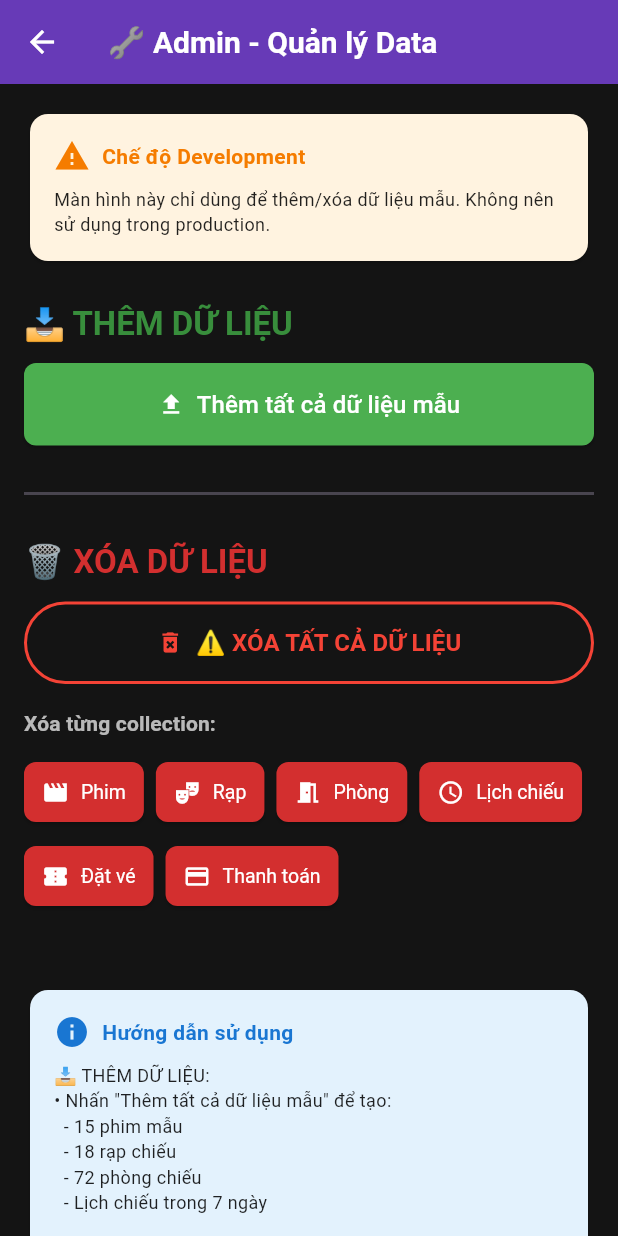
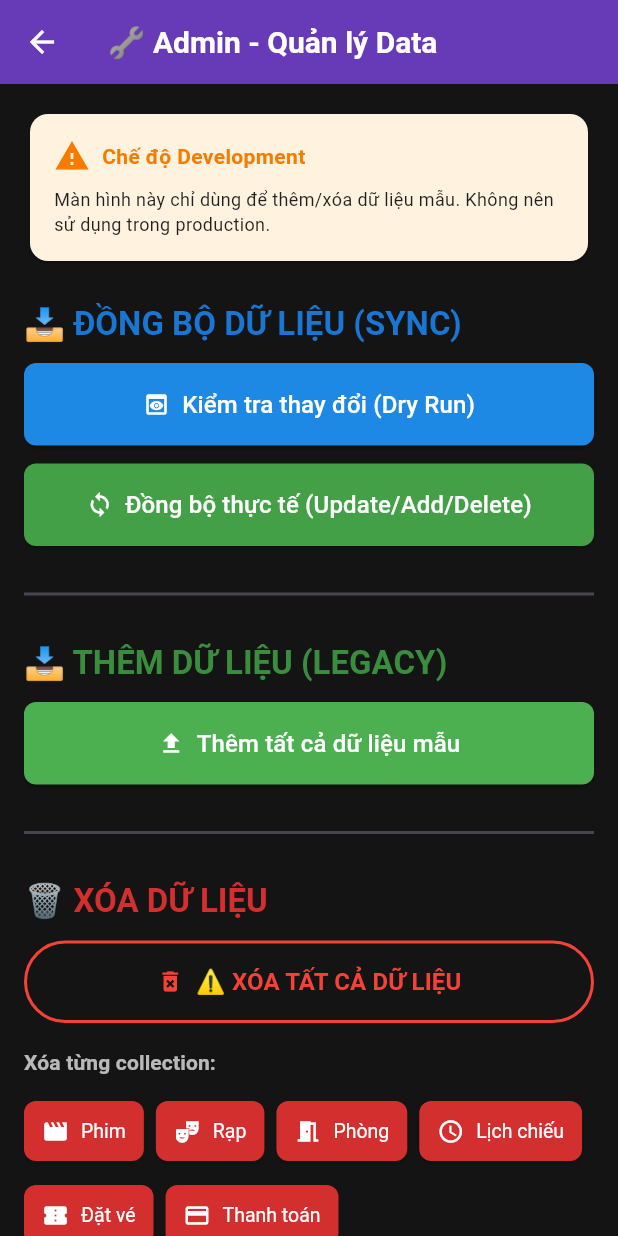
Before and after one commit to quocthaj/cinema_flutter_app, a Flutter app: the SeedDataScreen screen opened directly, on a phone screen of 412 x 824 dp. Run offline on Flutter 3.47's test engine with Material 3 defaults, Android fonts, the phone set to English and light mode, and no system bars; our stand-ins replace cloud_firestore, convex_bottom_bar, firebase_auth, firebase_core, flutter_easyloading, shimmer; missing offline and left inert: carousel_slider_plus; accounts and stored records are empty.

Commit message:
done data, hoàn thiện CRUD data từ flutter lên firebase

```diff
--- a/lib/screens/admin/seed_data_screen.dart
+++ b/lib/screens/admin/seed_data_screen.dart
@@ -14,6 +14,42 @@
   final _seedService = SeedDataService();
   bool _isLoading = false;
   String _statusMessage = '';
+
+  /// 🔄 SYNC tất cả dữ liệu (Update/Add/Delete)
+  Future<void> _syncAllData({bool dryRun = false}) async {
+    setState(() {
+      _isLoading = true;
+      _statusMessage = dryRun
+          ? 'Đang kiểm tra thay đổi (Dry Run)...'
+          : 'Đang đồng bộ dữ liệu...';
+    });
+
+    try {
+      final result = await _seedService.syncAllData(dryRun: dryRun);
+      setState(() {
+        _statusMessage = dryRun
+            ? '🔍 Dry Run hoàn thành!\n'
+              '  ➕ Sẽ thêm: ${result.added}\n'
+              '  🔄 Sẽ cập nhật: ${result.updated}\n'
+              '  🗑️  Sẽ xóa: ${result.deleted}\n'
+              '  ⏭️  Không đổi: ${result.unchanged}\n'
+              '\n💡 Nhấn "Sync Thực Tế" để áp dụng thay đổi.'
+            : '✅ Đồng bộ dữ liệu thành công!\n'
+              '  ➕ Đã thêm: ${result.added}\n'
+              '  🔄 Đã cập nhật: ${result.updated}\n'
+              '  🗑️  Đã xóa: ${result.deleted}\n'
+              '  ⏭️  Không đổi: ${result.unchanged}';
+      });
+    } catch (e) {
+      setState(() {
+        _statusMessage = '❌ Lỗi: $e';
+      });
+    } finally {
+      setState(() {
+        _isLoading = false;
+      });
+    }
+  }
 
   /// Thêm tất cả dữ liệu mẫu
   Future<void> _seedAllData() async {
@@ -192,7 +228,53 @@
 
             // 🟢 SECTION: THÊM DỮ LIỆU
             Text(
-              '📥 THÊM DỮ LIỆU',
+              '📥 ĐỒNG BỘ DỮ LIỆU (SYNC)',
+              style: Theme.of(context).textTheme.titleLarge?.copyWith(
+                fontWeight: FontWeight.bold,
+                color: Colors.blue.shade700,
+              ),
+            ),
+            const SizedBox(height: 12),
+
+            // Nút Dry Run (Kiểm tra)
+            ElevatedButton.icon(
+              onPressed: _isLoading ? null : () => _syncAllData(dryRun: true),
+              icon: const Icon(Icons.preview),
+              label: const Text(
+                'Kiểm tra thay đổi (Dry Run)',
+                style: TextStyle(fontSize: 16),
+              ),
+              style: ElevatedButton.styleFrom(
+                padding: const EdgeInsets.all(16),
+                backgroundColor: Colors.blue.shade600,
+                foregroundColor: Colors.white,
+              ),
+            ),
+
+            const SizedBox(height: 12),
+
+            // Nút Sync Thực Tế
+            ElevatedButton.icon(
+              onPressed: _isLoading ? null : () => _syncAllData(dryRun: false),
+              icon: const Icon(Icons.sync),
+              label: const Text(
+                'Đồng bộ thực tế (Update/Add/Delete)',
+                style: TextStyle(fontSize: 16),
+              ),
+              style: ElevatedButton.styleFrom(
+                padding: const EdgeInsets.all(16),
+                backgroundColor: Colors.green.shade600,
+                foregroundColor: Colors.white,
+              ),
+            ),
+
+            const SizedBox(height: 24),
+            const Divider(thickness: 2),
+            const SizedBox(height: 24),
+
+            // 🟡 SECTION: THÊM DỮ LIỆU (LEGACY)
+            Text(
+              '📥 THÊM DỮ LIỆU (LEGACY)',
               style: Theme.of(context).textTheme.titleLarge?.copyWith(
                 fontWeight: FontWeight.bold,
                 color: Colors.green.shade700,
@@ -326,7 +408,13 @@
                     ),
                     const SizedBox(height: 8),
                     const Text(
-                      '📥 THÊM DỮ LIỆU:\n'
+                      '� ĐỒNG BỘ DỮ LIỆU (Recommended):\n'
+                      '• "Kiểm tra thay đổi": Xem những gì sẽ thay đổi mà không thực thi\n'
+                      '• "Đồng bộ thực tế": Update/Add/Delete dữ liệu theo seed files\n'
+                      '  - Update: Cập nhật bản ghi đã có nếu có thay đổi\n'
+                      '  - Add: Thêm mới bản ghi còn thiếu\n'
+                      '  - Delete: Xóa bản ghi không còn trong seed\n\n'
+                      '�📥 THÊM DỮ LIỆU (Legacy):\n'
                       '• Nhấn "Thêm tất cả dữ liệu mẫu" để tạo:\n'
                       '  - 15 phim mẫu\n'
                       '  - 18 rạp chiếu\n'
--- /dev/null
+++ b/lib/services/seed/sync_result.dart
@@ -0,0 +1,56 @@
+// lib/services/seed/sync_result.dart
+
+/// Kết quả của quá trình sync dữ liệu
+class SyncResult {
+  final int added;
+  final int updated;
+  final int deleted;
+  final int unchanged;
+  final List<String> errors;
+  final List<String> addedIds;
+  final List<String> updatedIds;
+  final List<String> deletedIds;
+
+  SyncResult({
+    this.added = 0,
+    this.updated = 0,
+    this.deleted = 0,
+    this.unchanged = 0,
+    this.errors = const [],
+    this.addedIds = const [],
+    this.updatedIds = const [],
+    this.deletedIds = const [],
+  });
+
+  bool get hasChanges => added > 0 || updated > 0 || deleted > 0;
+  bool get hasErrors => errors.isNotEmpty;
+  int get total => added + updated + deleted + unchanged;
+
+  @override
+  String toString() {
+    final buffer = StringBuffer();
+    buffer.writeln('📊 Kết quả sync:');
+    buffer.writeln('  ✅ Thêm mới: $added');
+    buffer.writeln('  🔄 Cập nhật: $updated');
+    buffer.writeln('  🗑️  Xóa: $deleted');
+    buffer.writeln('  ⏭️  Không đổi: $unchanged');
+    if (hasErrors) {
+      buffer.writeln('  ❌ Lỗi: ${errors.length}');
+    }
+    return buffer.toString();
+  }
+
+  /// Merge nhiều kết quả sync lại với nhau
+  static SyncResult merge(List<SyncResult> results) {
+    return SyncResult(
+      added: results.fold(0, (sum, r) => sum + r.added),
+      updated: results.fold(0, (sum, r) => sum + r.updated),
+      deleted: results.fold(0, (sum, r) => sum + r.deleted),
+      unchanged: results.fold(0, (sum, r) => sum + r.unchanged),
+      errors: results.expand((r) => r.errors).toList(),
+      addedIds: results.expand((r) => r.addedIds).toList(),
+      updatedIds: results.expand((r) => r.updatedIds).toList(),
+      deletedIds: results.expand((r) => r.deletedIds).toList(),
+    );
+  }
+}
--- a/lib/services/seed_data_service.dart
+++ b/lib/services/seed_data_service.dart
@@ -5,6 +5,7 @@
 import 'seed/seed_theaters_service.dart';
 import 'seed/seed_screens_service.dart';
 import 'seed/seed_showtimes_service.dart';
+import 'seed/sync_result.dart';
 
 /// Service để thêm dữ liệu mẫu vào Firestore
 /// Sử dụng một lần để khởi tạo database
@@ -17,6 +18,73 @@
   final _theatersService = SeedTheatersService();
   final _screensService = SeedScreensService();
   final _showtimesService = SeedShowtimesService();
+
+  /// 🔄 SYNC TẤT CẢ DỮ LIỆU (Update/Add/Delete)
+  ///
+  /// Đây là hàm chính để đồng bộ dữ liệu seed với Firestore
+  /// - Cập nhật các bản ghi đã có nếu có thay đổi
+  /// - Thêm mới các bản ghi còn thiếu
+  /// - Xóa các bản ghi không còn trong seed data
+  ///
+  /// [dryRun] = true: Chỉ kiểm tra, không thực hiện thay đổi
+  Future<SyncResult> syncAllData({bool dryRun = false}) async {
+    try {
+      print('\n🔄 BẮT ĐẦU SYNC DỮ LIỆU...\n');
+      if (dryRun) {
+        print('⚠️  [DRY RUN MODE - Chỉ kiểm tra, không thực hiện thay đổi]\n');
+      }
+      print('⏳ Quá trình này có thể mất vài phút...\n');
+
+      final results = <SyncResult>[];
+
+      // 1. Sync movies
+      final movieResult = await _moviesService.syncMovies(dryRun: dryRun);
+      results.add(movieResult);
+      await Future.delayed(Duration(milliseconds: 500));
+
+      // 2. Sync theaters
+      final theaterResult = await _theatersService.syncTheaters(dryRun: dryRun);
+      results.add(theaterResult);
+      await Future.delayed(Duration(milliseconds: 500));
+
+      // 3. Sync screens (sử dụng theaterIds từ result)
+      // TODO: Implement syncScreens với externalId
+      print('⏭️  Screens chưa hỗ trợ sync - sử dụng seedScreens\n');
+
+      // 4. Sync showtimes
+      // TODO: Implement syncShowtimes
+      print('⏭️  Showtimes chưa hỗ trợ sync - sử dụng seedShowtimes\n');
+
+      // Tổng kết
+      final totalResult = SyncResult.merge(results);
+
+      print('\n' + '='*60);
+      print('📊 TỔNG KẾT SYNC TẤT CẢ DỮ LIỆU');
+      print('='*60);
+      print(totalResult.toString());
+
+      if (totalResult.hasErrors) {
+        print('\n❌ CÁC LỖI:');
+        for (var error in totalResult.errors) {
+          print('  - $error');
+        }
+      }
+
+      if (dryRun) {
+        print('\n💡 Để áp dụng thay đổi, chạy lại với dryRun=false');
+      } else {
+        print('\n✅ HOÀN THÀNH SYNC DỮ LIỆU!');
+        print('🎉 Bạn có thể vào Firebase Console để kiểm tra!');
+      }
+      print('='*60 + '\n');
+
+      return totalResult;
+
+    } catch (e) {
+      print('❌ Lỗi khi sync dữ liệu: $e');
+      rethrow;
+    }
+  }
 
   /// 🎬 Thêm dữ liệu mẫu cho Movies
   Future<List<String>> seedMovies() async {
@@ -42,10 +110,10 @@
     await _showtimesService.seedShowtimes(movieIds, theaterIds, screenIds);
   }
 
-  /// 🚀 Thêm tất cả dữ liệu mẫu
+  /// 🚀 Thêm tất cả dữ liệu mẫu (LEGACY - dùng seed thay vì sync)
   Future<void> seedAllData() async {
     try {
-      print('\n🚀 BẮT ĐẦU SEED DỮ LIỆU...\n');
+      print('\n🚀 BẮT ĐẦU SEED DỮ LIỆU (LEGACY MODE)...\n');
       print('⏳ Quá trình này có thể mất vài phút...\n');
 
       // 1. Thêm movies
--- a/pubspec.yaml
+++ b/pubspec.yaml
@@ -36,6 +36,7 @@
   carousel_slider_plus: ^7.1.1
   intl: ^0.20.2
   cached_network_image: ^3.4.1
+  collection: ^1.18.0
 
   # The following adds the Cupertino Icons font to your application.
   # Use with the CupertinoIcons class for iOS style icons.
```
Also changed, not shown: lib/services/seed/movie_seed_data.dart (+29 -14 lines), lib/services/seed/seed_movies_service.dart (+183 -8 lines), lib/services/seed/seed_theaters_service.dart (+180 -8 lines), lib/services/seed/theater_seed_data.dart (+18 -0 lines), pubspec.lock, 3 other files.
